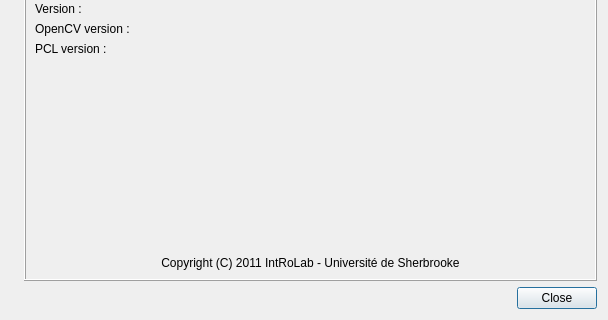
introlab/rtabmap, file guilib/src/ui/aboutDialog.ui: the form before one commit; both pictures show x 0 to 608 and y 155 to 475 of the 608 by 475 pixel window.
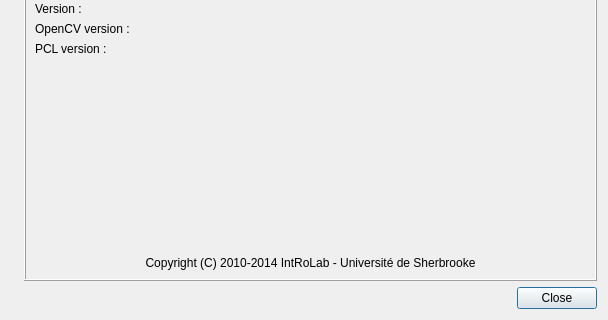
The form after the commit. Icons and pictures are not drawn.

What changed in the file:
```diff
--- a/guilib/src/ui/aboutDialog.ui
+++ b/guilib/src/ui/aboutDialog.ui
@@ -222,7 +222,7 @@
         <item>
          <widget class="QLabel" name="label_5">
           <property name="text">
-           <string>Copyright (C) 2011 IntRoLab - Université de Sherbrooke</string>
+           <string>Copyright (C) 2010-2014 IntRoLab - Université de Sherbrooke</string>
           </property>
           <property name="alignment">
            <set>Qt::AlignCenter</set>
```
